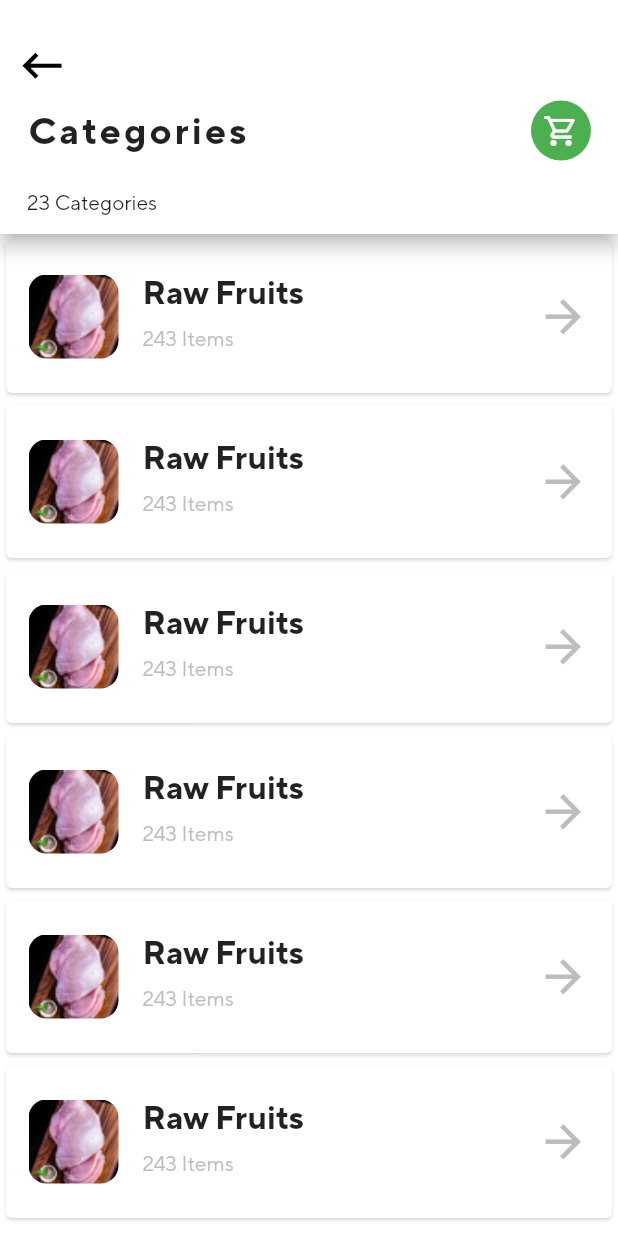
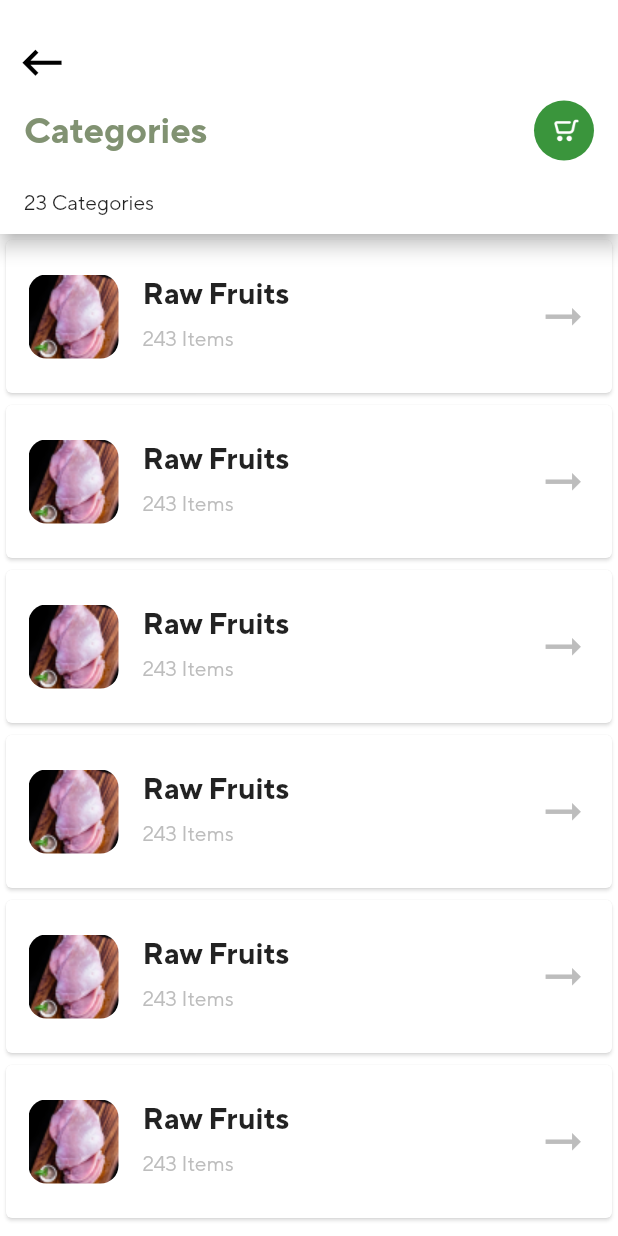
Before and after one commit to Beansnation/aduaba_fresh, a Flutter app: the CategoriesPage screen opened directly, on a phone screen of 412 x 824 dp. Run offline on Flutter 3.47's test engine with Material 2 defaults, Android fonts, the phone set to English and light mode, and no system bars; our stand-ins replace carousel_slider, flutter_svg, font_awesome_flutter, simple_animations.

Commit message:
check categories page renderview

```diff
--- a/lib/checkout/checkout_address.dart
+++ b/lib/checkout/checkout_address.dart
@@ -43,8 +43,7 @@ class _CheckoutAddressState extends State<CheckoutAddress> {
           ),
           InkWell(
               onTap: () {
-                Navigator.push(context,
-                    MaterialPageRoute(builder: (context) => Checkout()));
+                Navigator.pop(context);
               },
               child: Icon(Icons.keyboard_backspace,size: 35, color: black)),
           SizedBox(height: 16),
--- a/lib/checkout/checkout_confirmed.dart
+++ b/lib/checkout/checkout_confirmed.dart
@@ -39,8 +39,7 @@ class _CheckoutConfirmedState extends State<CheckoutConfirmed> {
           ),
           InkWell(
               onTap: () {
-                Navigator.push(context,
-                    MaterialPageRoute(builder: (context) => Checkout()));
+                Navigator.pop(context);
               },
               child: Icon(Icons.keyboard_backspace,size: 35, color: black)),
           SizedBox(height: 10),
--- a/lib/checkout/checkout_payment_card.dart
+++ b/lib/checkout/checkout_payment_card.dart
@@ -65,8 +65,7 @@ class _CheckoutPaymentCardState extends State<CheckoutPaymentCard> {
           ),
           InkWell(
               onTap: () {
-                Navigator.push(context,
-                    MaterialPageRoute(builder: (context) => CheckoutPayment()));
+                Navigator.pop(context);
               },
               child: Icon(Icons.keyboard_backspace,size: 35, color: black)),
           SizedBox(height: 10),
--- a/lib/checkout/checkout_summary.dart
+++ b/lib/checkout/checkout_summary.dart
@@ -27,7 +27,9 @@ class _CheckoutState extends State<Checkout> {
           SizedBox(
             height: 40,
           ),
-          Icon(Icons.keyboard_backspace, size: 35, color: black),
+          GestureDetector(
+              onTap: ()=>Navigator.pop(context),
+              child: Icon(Icons.keyboard_backspace, size: 35, color: black)),
           SizedBox(height: 8),
           stylus('Checkout', FontWeight.w700, 24, textcolor: greenGrey),
         ],
--- a/lib/screens/categories_page.dart
+++ b/lib/screens/categories_page.dart
@@ -1,4 +1,8 @@
 import 'package:flutter/material.dart';
+import 'package:aduaba_fresh/model/style_refactor.dart';
+import 'package:aduaba_fresh/cart/cart_screen.dart';
+
+import '../categories_grid.dart';
 
 class CategoriesPage extends StatefulWidget {
   const CategoriesPage({Key? key}) : super(key: key);
@@ -15,9 +19,11 @@ class _CategoriesPageState extends State<CategoriesPage> {
         elevation: 5.0,
         backgroundColor: Colors.white,
         leading: Padding(
-          padding: const EdgeInsets.symmetric(vertical: 18.0),
+          padding: const EdgeInsets.symmetric(vertical: 16.0),
           child: IconButton(
-            onPressed: () {},
+            onPressed: () {
+              Navigator.pop(context);
+            },
             icon: Icon(
               Icons.keyboard_backspace,
               color: Colors.black,
@@ -29,7 +35,7 @@ class _CategoriesPageState extends State<CategoriesPage> {
           preferredSize: const Size.fromHeight(100.0),
           child: Padding(
             padding: const EdgeInsets.symmetric(
-              horizontal: 18.0,
+              horizontal: 16.0,
             ),
             child: Column(
               crossAxisAlignment: CrossAxisAlignment.start,
@@ -37,21 +43,20 @@ class _CategoriesPageState extends State<CategoriesPage> {
                 Row(
                   mainAxisAlignment: MainAxisAlignment.spaceBetween,
                   children: [
-                    Text(
-                      'Categories',
-                      style: TextStyle(
-                        fontSize: 25.0,
-                        fontWeight: FontWeight.bold,
-                        letterSpacing: 2,
+                    stylus('Categories', FontWeight.w700, 24,
+                        textcolor: greenGrey),
+                    CircleAvatar(
+                      backgroundColor: primaryGreen,
+                      child: IconButton(
+                        icon: ImageIcon(AssetImage('assets/images/cart.png'),
+                            size: 30),
+                        color: white,
+                        onPressed: () {
+                          Navigator.push(context,
+                              MaterialPageRoute(builder: (context) => Cart()));
+                        },
                       ),
-                    ),
-                    CircleAvatar(
-                      backgroundColor: Colors.green,
-                      child: Icon(
-                        Icons.shopping_cart_outlined,
-                        color: Colors.white,
-                      ),
-                    ),
+                    )
                   ],
                 ),
                 SizedBox(
@@ -105,8 +110,8 @@ class _CategoriesPageState extends State<CategoriesPage> {
               Text(
                 'Raw Fruits',
                 style: TextStyle(
-                  fontSize: 22.0,
-                  fontWeight: FontWeight.bold,
+                  fontSize: 20.0,
+                  fontWeight: FontWeight.w600,
                 ),
               ),
               SizedBox(
@@ -121,10 +126,14 @@ class _CategoriesPageState extends State<CategoriesPage> {
             ),
           ),
           trailing: Icon(
-            Icons.arrow_forward_sharp,
+            Icons.arrow_right_alt,
             size: 35.0,
             color: Colors.grey[400],
           ),
+          onTap: (){
+            Navigator.push(context,
+                MaterialPageRoute(builder: (context) => CategoriesGrid()));
+          },
         ),
       ),
     );
```
Also changed, not shown: lib/categories_grid.dart (+4 -6 lines), lib/screens/drawer-menu.dart (+29 -7 lines).
